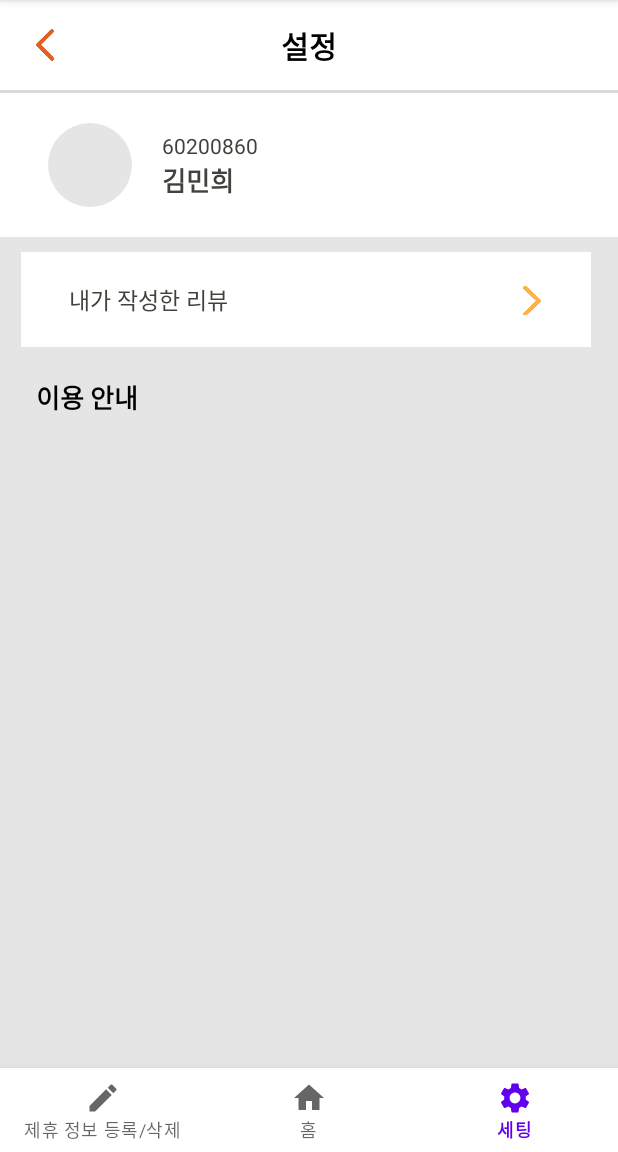
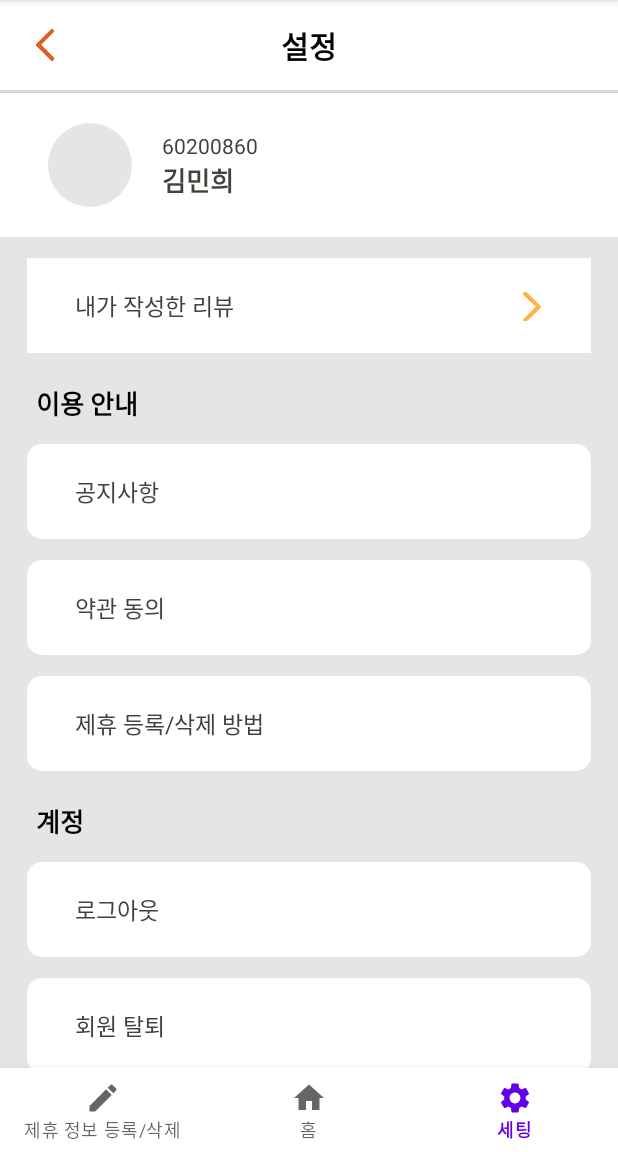
Before and after one commit to MJU-AFFILIATES/affiliates-android, an Android app: the screen it shows after launch (MainActivity), item 3 of the bottom bar chosen, on a phone screen of 412 x 824 dp, the part 84-1236 px from its top. Run offline under Robolectric (Android 15) with nearby library versions, the phone set to English and light mode, and no system bars; our stand-ins replace CircleImageView; libraries missing offline, so code that uses them is left out: net.daum.mf.

Commit message:
[FEAT] setting layout

```diff
--- /dev/null
+++ b/app/src/main/res/drawable/border_10dp.xml
@@ -0,0 +1,9 @@
+<?xml version="1.0" encoding="utf-8"?>
+<shape
+    xmlns:android="http://schemas.android.com/apk/res/android"
+    android:shape="rectangle">
+    <solid android:color="@color/white"/>
+
+    <corners
+        android:radius="10dp"/>
+</shape>
--- a/app/src/main/res/layout/fragment_setting.xml
+++ b/app/src/main/res/layout/fragment_setting.xml
@@ -100,8 +100,8 @@
         android:paddingBottom="20dp"
         android:paddingStart="32dp"
         app:layout_constraintTop_toBottomOf="@id/top_layout"
-        android:layout_marginTop="10dp"
-        android:layout_marginStart="14dp"
+        android:layout_marginTop="14dp"
+        android:layout_marginStart="18dp"
         android:layout_marginEnd="18dp"/>
 
     <ImageView
@@ -127,9 +127,98 @@
         app:layout_constraintStart_toStartOf="parent"
         app:layout_constraintTop_toBottomOf="@id/setting_review_tv"/>
 
+    <TextView
+        android:id="@+id/setting_notice_tv"
+        android:layout_width="match_parent"
+        android:layout_height="wrap_content"
+        android:text="@string/set_notice"
+        android:textSize="15sp"
+        android:textColor="@color/dark_gray"
+        android:background="@drawable/border_10dp"
+        android:paddingTop="20dp"
+        android:paddingBottom="20dp"
+        android:paddingStart="32dp"
+        app:layout_constraintTop_toBottomOf="@id/setting_guild_tv"
+        android:layout_marginTop="14dp"
+        android:layout_marginStart="18dp"
+        android:layout_marginEnd="18dp"/>
 
+    <TextView
+        android:id="@+id/setting_agree_tv"
+        android:layout_width="match_parent"
+        android:layout_height="wrap_content"
+        android:text="@string/set_agree"
+        android:textSize="15sp"
+        android:textColor="@color/dark_gray"
+        android:background="@drawable/border_10dp"
+        android:paddingTop="20dp"
+        android:paddingBottom="20dp"
+        android:paddingStart="32dp"
+        app:layout_constraintTop_toBottomOf="@id/setting_notice_tv"
+        android:layout_marginTop="14dp"
+        android:layout_marginStart="18dp"
+        android:layout_marginEnd="18dp"/>
 
+    <TextView
+        android:id="@+id/setting_way_tv"
+        android:layout_width="match_parent"
+        android:layout_height="wrap_content"
+        android:text="@string/set_way"
+        android:textSize="15sp"
+        android:textColor="@color/dark_gray"
+        android:background="@drawable/border_10dp"
+        android:paddingTop="20dp"
+        android:paddingBottom="20dp"
+        android:paddingStart="32dp"
+        app:layout_constraintTop_toBottomOf="@id/setting_agree_tv"
+        android:layout_marginTop="14dp"
+        android:layout_marginStart="18dp"
+        android:layout_marginEnd="18dp"/>
 
+    <TextView
+        android:id="@+id/setting_account_tv"
+        android:layout_width="wrap_content"
+        android:layout_height="wrap_content"
+        android:text="@string/set_account"
+        android:textColor="@color/black"
+        android:textStyle="bold"
+        android:textSize="17sp"
+        android:layout_marginTop="20dp"
+        android:layout_marginStart="24dp"
+        app:layout_constraintStart_toStartOf="parent"
+        app:layout_constraintTop_toBottomOf="@id/setting_way_tv"/>
+
+    <TextView
+        android:id="@+id/setting_logout_tv"
+        android:layout_width="match_parent"
+        android:layout_height="wrap_content"
+        android:text="@string/set_logout"
+        android:textSize="15sp"
+        android:textColor="@color/dark_gray"
+        android:background="@drawable/border_10dp"
+        android:paddingTop="20dp"
+        android:paddingBottom="20dp"
+        android:paddingStart="32dp"
+        app:layout_constraintTop_toBottomOf="@id/setting_account_tv"
+        android:layout_marginTop="14dp"
+        android:layout_marginStart="18dp"
+        android:layout_marginEnd="18dp"/>
+
+    <TextView
+        android:id="@+id/setting_withdrawal_tv"
+        android:layout_width="match_parent"
+        android:layout_height="wrap_content"
+        android:text="@string/set_withdrawal"
+        android:textSize="15sp"
+        android:textColor="@color/dark_gray"
+        android:background="@drawable/border_10dp"
+        android:paddingTop="20dp"
+        android:paddingBottom="20dp"
+        android:paddingStart="32dp"
+        app:layout_constraintTop_toBottomOf="@id/setting_logout_tv"
+        android:layout_marginTop="14dp"
+        android:layout_marginStart="18dp"
+        android:layout_marginEnd="18dp"/>
 
 
 
--- a/app/src/main/res/values/strings.xml
+++ b/app/src/main/res/values/strings.xml
@@ -14,8 +14,8 @@
     <string name="set_notice">공지사항</string>
     <string name="set_agree">약관 동의</string>
     <string name="set_way">제휴 등록/삭제 방법</string>
-    <string name="account">계정</string>
-    <string name="logout">로그아웃</string>
-    <string name="withdrawal">회원 탈퇴</string>
+    <string name="set_account">계정</string>
+    <string name="set_logout">로그아웃</string>
+    <string name="set_withdrawal">회원 탈퇴</string>
 
 </resources>
```
